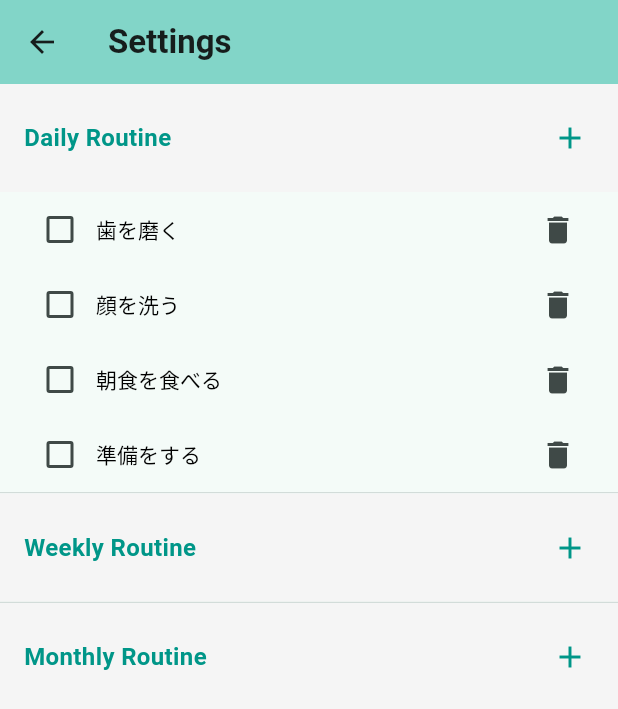
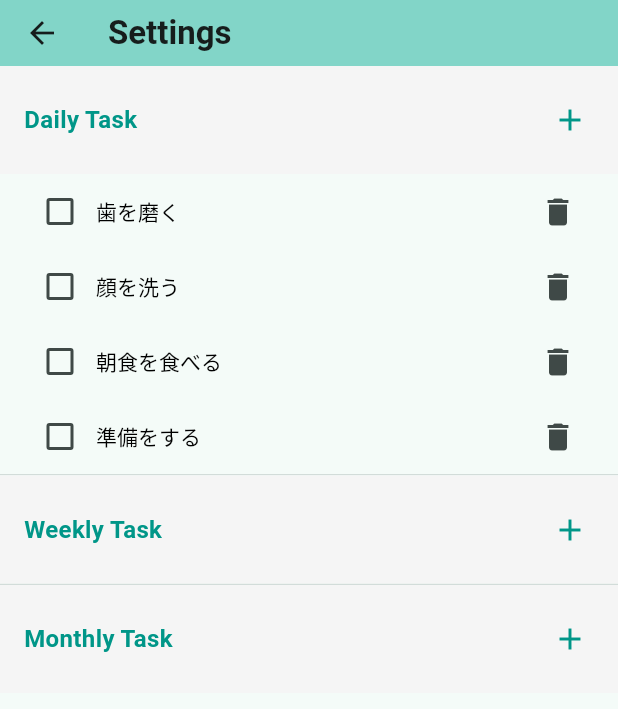
Before and after one commit to kenji-uematsu/morning_routine_app, a Flutter app: the screen it shows after launch, after a tap on the "settings" icon, on a phone screen of 412 x 824 dp. Shown: the top 709 px of the screen. Run offline on Flutter 3.47's test engine with Material 3 defaults, Android fonts, the phone set to English and light mode, and no system bars; generated files the repository leaves out were written again.

Commit message:
アプリ名変更

```diff
--- a/lib/l10n/app_en.arb
+++ b/lib/l10n/app_en.arb
@@ -1,8 +1,8 @@
 {
-  "appTitle": "Morning Routine",
-  "dailyRoutine": "Daily Routine",
-  "weeklyRoutine": "Weekly Routine",
-  "monthlyRoutine": "Monthly Routine",
+  "appTitle": "Task Cycle",
+  "dailyRoutine": "Daily Task",
+  "weeklyRoutine": "Weekly Task",
+  "monthlyRoutine": "Monthly Task",
   "settings": "Settings",
   "inputTaskName": "(Enter task name)"
 }
--- a/lib/main.dart
+++ b/lib/main.dart
@@ -33,7 +33,7 @@ class MyApp extends StatelessWidget {
         Locale('ja', ''), // 日本語
       ],
       debugShowCheckedModeBanner: false,
-      title: 'Flutter Demo',
+      title: 'Task Cycle',
       theme: ThemeData(
         // This is the theme of your application.
         //
@@ -52,7 +52,7 @@ class MyApp extends StatelessWidget {
         // tested with just a hot reload.
         colorScheme: ColorScheme.fromSeed(seedColor: Colors.teal),
       ),
-      home: const MyHomePage(title: 'Morning Routine'),
+      home: const MyHomePage(title: 'Task Cycle'),
     );
   }
 }
@@ -131,6 +131,7 @@ class _MyHomePageState extends State<MyHomePage> {
             fontWeight: FontWeight.bold, // 太字設定を追加
           ),
         ),
+        toolbarHeight: 44.0, // 高さを44に設定
         actions: [
           IconButton(
             icon: const Icon(Icons.settings),
@@ -309,6 +310,7 @@ class _SettingsPageState extends State<SettingsPage> {
             AppLocalizations.of(context)!.settings,
             style: const TextStyle(fontWeight: FontWeight.bold),
           ),
+          toolbarHeight: 44.0, // 高さを44に設定
           leading: IconButton(
             icon: const Icon(Icons.arrow_back),
             onPressed: () {
```
Also changed, not shown: lib/l10n/app_ja.arb (+4 -4 lines).
